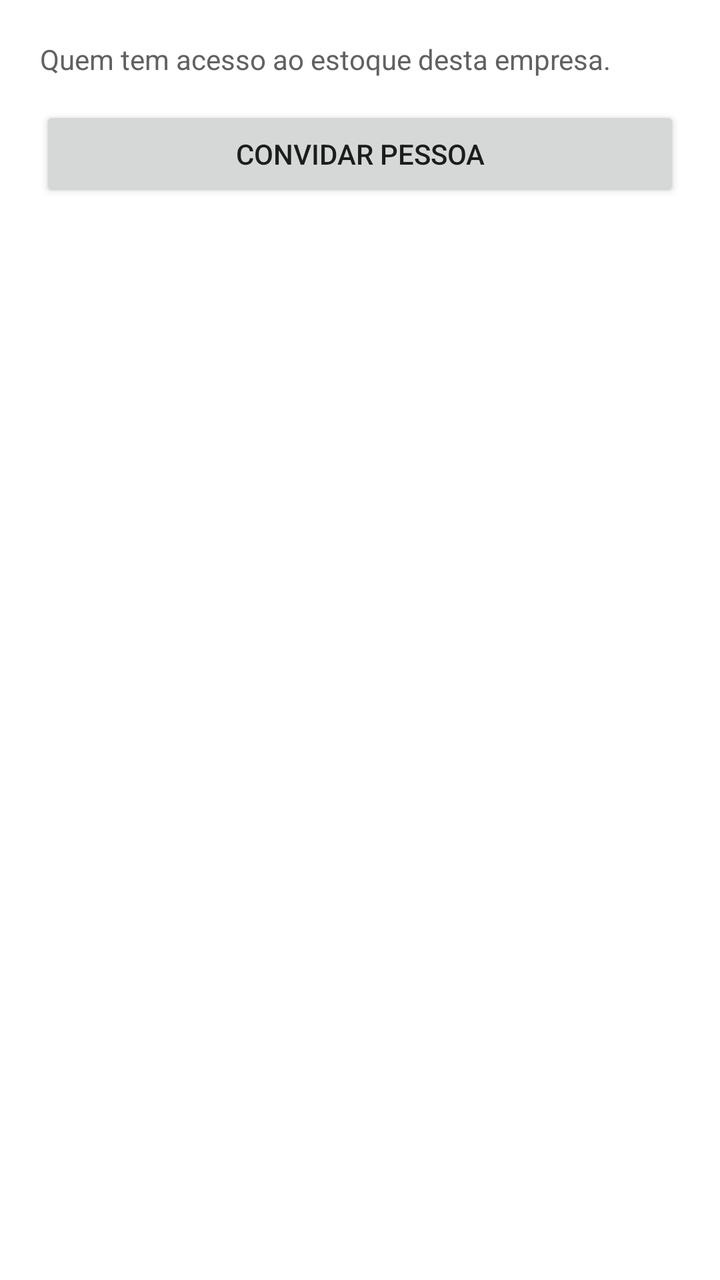
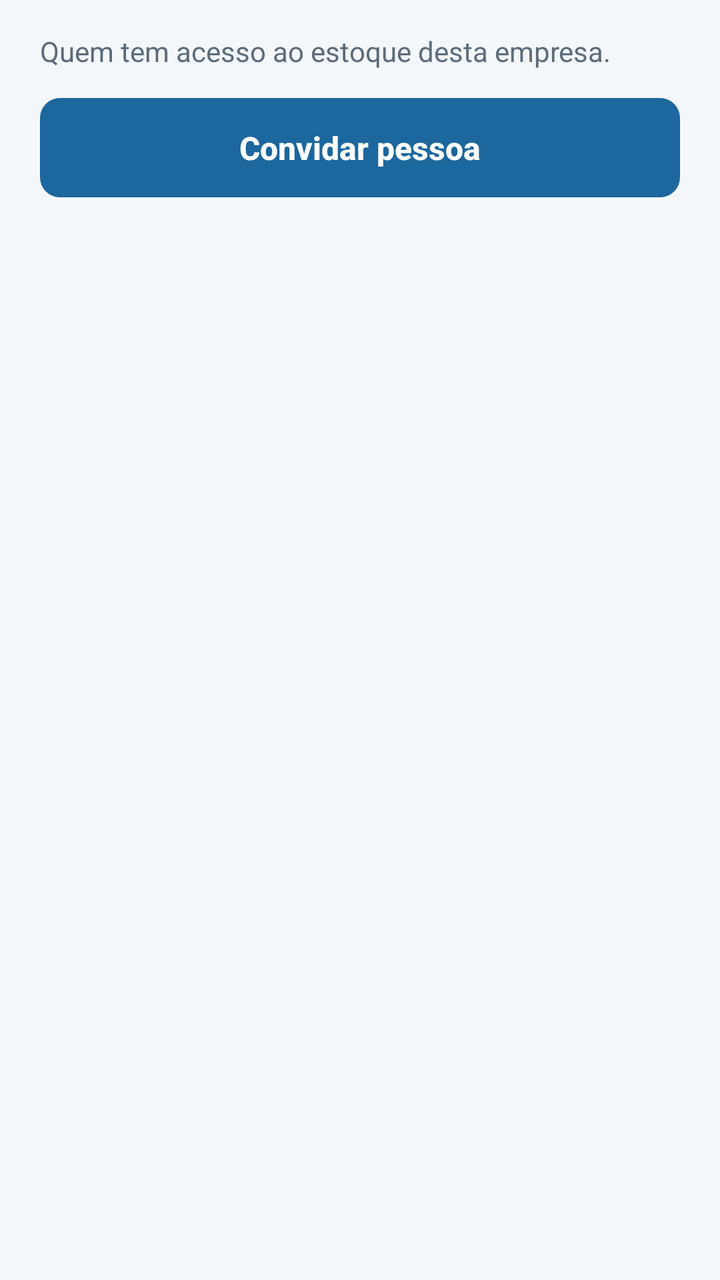

Screens rendered from an Android XML layout before and after an edit, with the pre-edit source and the edit as a unified diff.
<!-- AndroidManifest.xml: application theme CustomActionBarTheme -->
<!-- res/layout/activity_team.xml -->
<?xml version="1.0" encoding="utf-8"?>
<LinearLayout xmlns:android="http://schemas.android.com/apk/res/android"
    android:layout_width="match_parent"
    android:layout_height="match_parent"
    android:orientation="vertical"
    android:fitsSystemWindows="true"
    android:background="#FFFFFF"
    android:padding="20dp">

    <TextView
        android:id="@+id/teamSubtitle"
        android:layout_width="match_parent"
        android:layout_height="wrap_content"
        android:textSize="14sp"
        android:textColor="#616161"
        android:lineSpacingExtra="3dp"
        android:text="Quem tem acesso ao estoque desta empresa." />

    <Button
        android:id="@+id/inviteButton"
        android:layout_width="match_parent"
        android:layout_height="wrap_content"
        android:layout_marginTop="14dp"
        android:text="Convidar pessoa" />

    <TextView
        android:id="@+id/messageView"
        android:layout_width="match_parent"
        android:layout_height="wrap_content"
        android:layout_marginTop="12dp"
        android:textSize="14sp"
        android:textColor="#C62828"
        android:visibility="gone" />

    <ProgressBar
        android:id="@+id/progress"
        android:layout_width="wrap_content"
        android:layout_height="wrap_content"
        android:layout_gravity="center_horizontal"
        android:layout_marginTop="24dp"
        android:visibility="gone" />

    <ListView
        android:id="@+id/teamList"
        android:layout_width="match_parent"
        android:layout_height="0dp"
        android:layout_weight="1"
        android:layout_marginTop="16dp"
        android:divider="#E0E0E0"
        android:dividerHeight="1dp" />

</LinearLayout>
<!-- resources referenced by this layout -->
<resources>
  <style name="CustomActionBarTheme" parent="@style/Theme.AppCompat.Light.DarkActionBar">
          <item name="android:actionBarStyle">@style/MyActionBar</item>
          <item name="actionBarStyle">@style/MyActionBar</item>
          <item name="colorPrimary">@color/colorPrimary</item>
          <item name="colorPrimaryDark">@color/colorPrimaryDark</item>
          <item name="colorAccent">@color/colorAccent</item>
          
          <item name="android:statusBarColor">@color/system_bar</item>
          <item name="android:navigationBarColor">@color/system_bar</item>
          <item name="android:windowLightStatusBar">false</item>
          <item name="android:windowLightNavigationBar">false</item>
      </style>
  <color name="colorPrimary">#3F51B5</color>
  <color name="colorPrimaryDark">#303F9F</color>
  <color name="colorAccent">#225aa9</color>
  <color name="system_bar">#ff1c679d</color>
  <color name="colorActionBar">#ff1c679d</color>
  <!-- unchanged entries left out for length: 1 -->
</resources>

<!-- the commit's change to res/layout/activity_team.xml (unified diff, before → after) -->
@@ -4,49 +4,67 @@
     android:layout_height="match_parent"
     android:orientation="vertical"
     android:fitsSystemWindows="true"
-    android:background="#FFFFFF"
-    android:padding="20dp">
+    android:background="@color/color_surface">
 
-    <TextView
-        android:id="@+id/teamSubtitle"
+    <LinearLayout
         android:layout_width="match_parent"
-        android:layout_height="wrap_content"
-        android:textSize="14sp"
-        android:textColor="#616161"
-        android:lineSpacingExtra="3dp"
-        android:text="Quem tem acesso ao estoque desta empresa." />
+        android:layout_height="match_parent"
+        android:orientation="vertical"
+        android:paddingLeft="@dimen/screen_padding_horizontal"
+        android:paddingRight="@dimen/screen_padding_horizontal"
+        android:paddingTop="@dimen/screen_padding_top"
+        android:paddingBottom="@dimen/screen_padding_bottom">
 
-    <Button
-        android:id="@+id/inviteButton"
-        android:layout_width="match_parent"
-        android:layout_height="wrap_content"
-        android:layout_marginTop="14dp"
-        android:text="Convidar pessoa" />
+        <TextView
+            android:id="@+id/teamSubtitle"
+            android:layout_width="match_parent"
+            android:layout_height="wrap_content"
+            android:textAppearance="@style/TextAppearance.Estoque.Supporting"
+            android:text="Quem tem acesso ao estoque desta empresa." />
 
-    <TextView
-        android:id="@+id/messageView"
-        android:layout_width="match_parent"
-        android:layout_height="wrap_content"
-        android:layout_marginTop="12dp"
-        android:textSize="14sp"
-        android:textColor="#C62828"
-        android:visibility="gone" />
+        <TextView
+            android:id="@+id/verifyEmailNotice"
+            android:layout_width="match_parent"
+            android:layout_height="wrap_content"
+            android:layout_marginTop="12dp"
+            android:textAppearance="@style/TextAppearance.Estoque.Warning"
+            android:visibility="gone"
+            android:text="Confirme seu e-mail para convidar outras pessoas. O código está na mensagem que enviamos na criação da conta." />
 
-    <ProgressBar
-        android:id="@+id/progress"
-        android:layout_width="wrap_content"
-        android:layout_height="wrap_content"
-        android:layout_gravity="center_horizontal"
-        android:layout_marginTop="24dp"
-        android:visibility="gone" />
+        <Button
+            android:id="@+id/inviteButton"
+            style="@style/Widget.Estoque.Button.Primary"
+            android:layout_width="match_parent"
+            android:layout_height="wrap_content"
+            android:layout_marginTop="14dp"
+            android:text="Convidar pessoa" />
 
-    <ListView
-        android:id="@+id/teamList"
-        android:layout_width="match_parent"
-        android:layout_height="0dp"
-        android:layout_weight="1"
-        android:layout_marginTop="16dp"
-        android:divider="#E0E0E0"
-        android:dividerHeight="1dp" />
+        <TextView
+            android:id="@+id/messageView"
+            android:layout_width="match_parent"
+            android:layout_height="wrap_content"
+            android:layout_marginTop="12dp"
+            android:textAppearance="@style/TextAppearance.Estoque.Error"
+            android:visibility="gone" />
+
+        <ProgressBar
+            android:id="@+id/progress"
+            android:layout_width="wrap_content"
+            android:layout_height="wrap_content"
+            android:layout_gravity="center_horizontal"
+            android:layout_marginTop="24dp"
+            android:visibility="gone" />
+
+        <ListView
+            android:id="@+id/teamList"
+            android:layout_width="match_parent"
+            android:layout_height="0dp"
+            android:layout_weight="1"
+            android:layout_marginTop="@dimen/section_gap"
+            android:divider="@color/color_border"
+            android:dividerHeight="@dimen/stroke_width"
+            android:clipToPadding="false" />
+
+    </LinearLayout>
 
 </LinearLayout>
<!-- resource entries referenced after the edit -->
@@ -1,22 +1,128 @@
 <!-- resources referenced by this layout -->
 <resources>
-  <style name="CustomActionBarTheme" parent="@style/Theme.AppCompat.Light.DarkActionBar">
+  <color name="color_border">#E3E8EE</color>
+  <color name="color_surface">#F4F7FA</color>
+  <dimen name="screen_padding_bottom">28dp</dimen>
+  <dimen name="screen_padding_horizontal">20dp</dimen>
+  <dimen name="screen_padding_top">16dp</dimen>
+  <dimen name="section_gap">16dp</dimen>
+  <dimen name="stroke_width">1dp</dimen>
+  <style name="TextAppearance.Estoque.Error">
+          <item name="android:textSize">14sp</item>
+          <item name="android:textColor">@color/color_error</item>
+          <item name="android:lineSpacingExtra">3dp</item>
+      </style>
+  <style name="TextAppearance.Estoque.Supporting">
+          <item name="android:textSize">14sp</item>
+          <item name="android:textColor">@color/color_text_muted</item>
+          <item name="android:lineSpacingExtra">3dp</item>
+      </style>
+  <style name="TextAppearance.Estoque.Warning">
+          <item name="android:textSize">14sp</item>
+          <item name="android:textColor">@color/color_warning</item>
+          <item name="android:lineSpacingExtra">3dp</item>
+      </style>
+  <style name="Widget.Estoque.Button.Primary" parent="Widget.AppCompat.Button">
+          <item name="android:background">@drawable/bg_button_primary</item>
+          <item name="android:textColor">@color/button_primary_text</item>
+          <item name="android:textAllCaps">false</item>
+          <item name="android:textSize">16sp</item>
+          <item name="android:textStyle">bold</item>
+          <item name="android:paddingTop">@dimen/button_padding_vertical</item>
+          <item name="android:paddingBottom">@dimen/button_padding_vertical</item>
+          <item name="android:minHeight">@dimen/button_min_height</item>
+          <item name="android:stateListAnimator">@null</item>
+          <item name="android:elevation">0dp</item>
+      </style>
+  <style name="CustomActionBarTheme" parent="Theme.MaterialComponents.Light.DarkActionBar.Bridge">
           <item name="android:actionBarStyle">@style/MyActionBar</item>
           <item name="actionBarStyle">@style/MyActionBar</item>
           <item name="colorPrimary">@color/colorPrimary</item>
           <item name="colorPrimaryDark">@color/colorPrimaryDark</item>
           <item name="colorAccent">@color/colorAccent</item>
+          <item name="android:windowBackground">@color/color_surface</item>
+          <item name="colorControlActivated">@color/color_brand</item>
+          <item name="colorControlNormal">@color/color_text_muted</item>
+          <item name="android:textColorPrimary">@color/color_text</item>
+          <item name="android:textColorSecondary">@color/color_text_muted</item>
+          <item name="buttonStyle">@style/Widget.Estoque.Button.Primary</item>
+          <item name="android:buttonStyle">@style/Widget.Estoque.Button.Primary</item>
+          <item name="materialButtonStyle">@style/Widget.Estoque.Button.Primary</item>
+          <item name="alertDialogTheme">@style/Theme.Estoque.Dialog</item>
+          <item name="android:alertDialogTheme">@style/Theme.Estoque.Dialog</item>
+          <item name="textInputStyle">@style/Widget.Estoque.TextInputLayout</item>
+          
+          <item name="viewInflaterClass">androidx.appcompat.app.AppCompatViewInflater</item>
           
           <item name="android:statusBarColor">@color/system_bar</item>
           <item name="android:navigationBarColor">@color/system_bar</item>
           <item name="android:windowLightStatusBar">false</item>
           <item name="android:windowLightNavigationBar">false</item>
       </style>
-  <color name="colorPrimary">#3F51B5</color>
-  <color name="colorPrimaryDark">#303F9F</color>
-  <color name="colorAccent">#225aa9</color>
-  <color name="system_bar">#ff1c679d</color>
-  <color name="colorActionBar">#ff1c679d</color>
+  <color name="color_error">#C62828</color>
+  <color name="color_text_muted">#5C6B7A</color>
+  <color name="color_warning">#E65100</color>
+  <!-- drawable bg_button_primary (drawable) -->
+  <?xml version="1.0" encoding="utf-8"?>
+  <ripple xmlns:android="http://schemas.android.com/apk/res/android"
+      android:color="@color/color_ripple_on_brand">
+      <item android:id="@android:id/mask">
+          <shape android:shape="rectangle">
+              <solid android:color="@android:color/white" />
+              <corners android:radius="@dimen/radius_button" />
+          </shape>
+      </item>
+      <item>
+          <selector>
+              <item android:state_enabled="false">
+                  <shape android:shape="rectangle">
+                      <solid android:color="@color/color_disabled" />
+                      <corners android:radius="@dimen/radius_button" />
+                  </shape>
+              </item>
+              <item>
+                  <shape android:shape="rectangle">
+                      <solid android:color="@color/color_brand" />
+                      <corners android:radius="@dimen/radius_button" />
+                  </shape>
+              </item>
+          </selector>
+      </item>
+  </ripple>
+  <dimen name="button_padding_vertical">14dp</dimen>
+  <dimen name="button_min_height">48dp</dimen>
+  <color name="colorPrimary">@color/color_brand</color>
+  <color name="colorPrimaryDark">@color/color_brand_dark</color>
+  <color name="colorAccent">@color/color_brand</color>
+  <color name="color_brand">#1C679D</color>
+  <color name="color_text">#1A2330</color>
+  <style name="Theme.Estoque.Dialog" parent="Theme.MaterialComponents.Light.Dialog.Alert.Bridge">
+          <item name="colorAccent">@color/color_brand</item>
+          <item name="colorPrimary">@color/color_brand</item>
+          <item name="android:textColorPrimary">@color/color_text</item>
+          <item name="android:windowBackground">@color/color_surface_content</item>
+          <item name="textInputStyle">@style/Widget.Estoque.TextInputLayout</item>
+          <item name="viewInflaterClass">androidx.appcompat.app.AppCompatViewInflater</item>
+      </style>
+  <style name="Widget.Estoque.TextInputLayout" parent="Widget.MaterialComponents.TextInputLayout.OutlinedBox">
+          <item name="boxStrokeColor">@color/input_stroke</item>
+          <item name="hintTextColor">@color/color_brand</item>
+          <item name="android:textColorHint">@color/color_text_muted</item>
+          <item name="boxCornerRadiusTopStart">@dimen/radius_button</item>
+          <item name="boxCornerRadiusTopEnd">@dimen/radius_button</item>
+          <item name="boxCornerRadiusBottomStart">@dimen/radius_button</item>
+          <item name="boxCornerRadiusBottomEnd">@dimen/radius_button</item>
+          <item name="boxStrokeWidth">@dimen/stroke_width</item>
+          <item name="boxStrokeWidthFocused">@dimen/stroke_width_button</item>
+      </style>
+  <color name="system_bar">@color/color_brand</color>
+  <color name="color_ripple_on_brand">#33FFFFFF</color>
+  <dimen name="radius_button">10dp</dimen>
+  <color name="color_disabled">#C5CDD6</color>
+  <color name="colorActionBar">@color/color_brand</color>
+  <color name="color_brand_dark">#15537E</color>
+  <color name="color_surface_content">#FFFFFF</color>
+  <dimen name="stroke_width_button">1.5dp</dimen>
   <!-- unchanged entries left out for length: 1 -->
 </resources>
 
